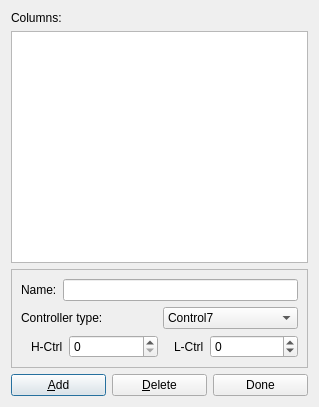
Qt form muse2/muse/widgets/arrangercolumnsbase.ui (emrum/muse) before a commit.
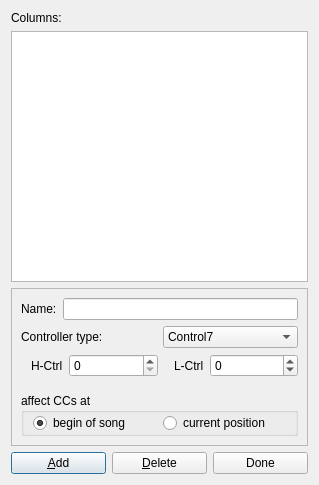
The same form after that commit.

Commit message: - custom columns can now also store their values to song->cpos(), not   only to tick0 - hopefully fixed a bug in the custom columns setup dialog

Diff of the .ui file:
```diff
--- a/muse2/muse/widgets/arrangercolumnsbase.ui
+++ b/muse2/muse/widgets/arrangercolumnsbase.ui
@@ -7,7 +7,7 @@
     <x>0</x>
     <y>0</y>
     <width>319</width>
-    <height>407</height>
+    <height>485</height>
    </rect>
   </property>
   <property name="windowTitle">
@@ -204,6 +204,57 @@
           </item>
          </layout>
         </item>
+        <item>
+         <spacer name="verticalSpacer">
+          <property name="orientation">
+           <enum>Qt::Vertical</enum>
+          </property>
+          <property name="sizeType">
+           <enum>QSizePolicy::Fixed</enum>
+          </property>
+          <property name="sizeHint" stdset="0">
+           <size>
+            <width>20</width>
+            <height>10</height>
+           </size>
+          </property>
+         </spacer>
+        </item>
+        <item>
+         <widget class="QGroupBox" name="horizontalGroupBox">
+          <property name="title">
+           <string>affect CCs at</string>
+          </property>
+          <layout class="QHBoxLayout" name="horizontalLayout_4">
+           <property name="spacing">
+            <number>6</number>
+           </property>
+           <property name="topMargin">
+            <number>0</number>
+           </property>
+           <property name="bottomMargin">
+            <number>0</number>
+           </property>
+           <item>
+            <widget class="QRadioButton" name="affectBeginButton">
+             <property name="text">
+              <string>begin of song</string>
+             </property>
+             <property name="checked">
+              <bool>true</bool>
+             </property>
+            </widget>
+           </item>
+           <item>
+            <widget class="QRadioButton" name="affectCposButton">
+             <property name="text">
+              <string>current position</string>
+             </property>
+            </widget>
+           </item>
+          </layout>
+         </widget>
+        </item>
        </layout>
       </item>
      </layout>
```
The commit also changes 8 other files.
